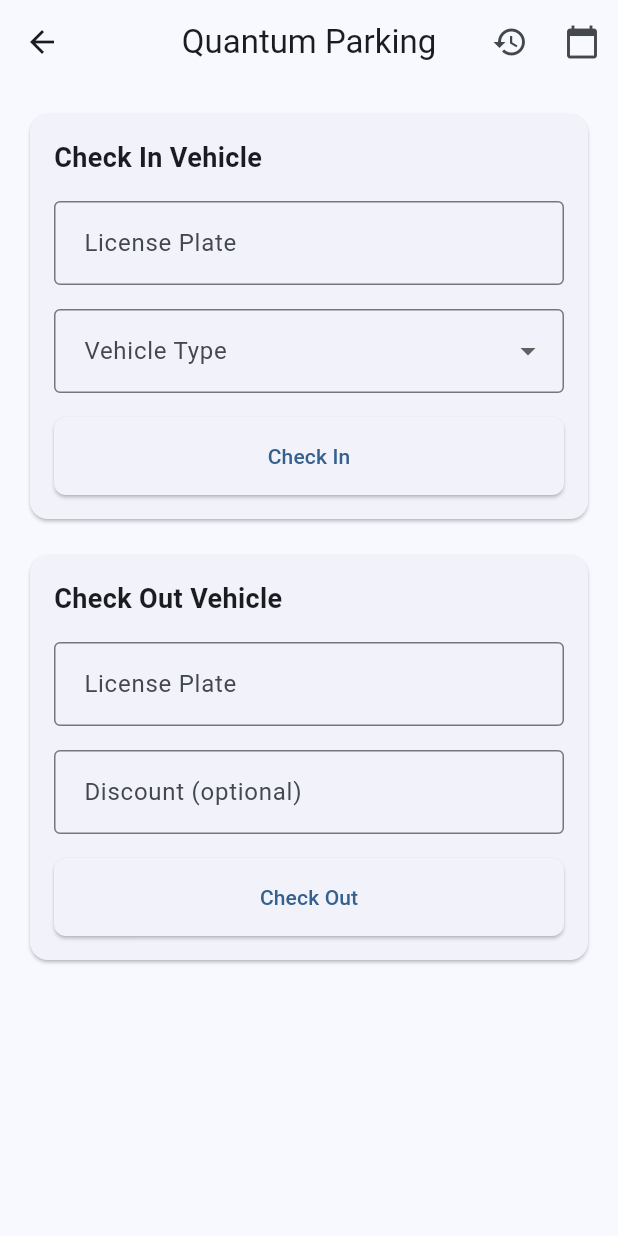
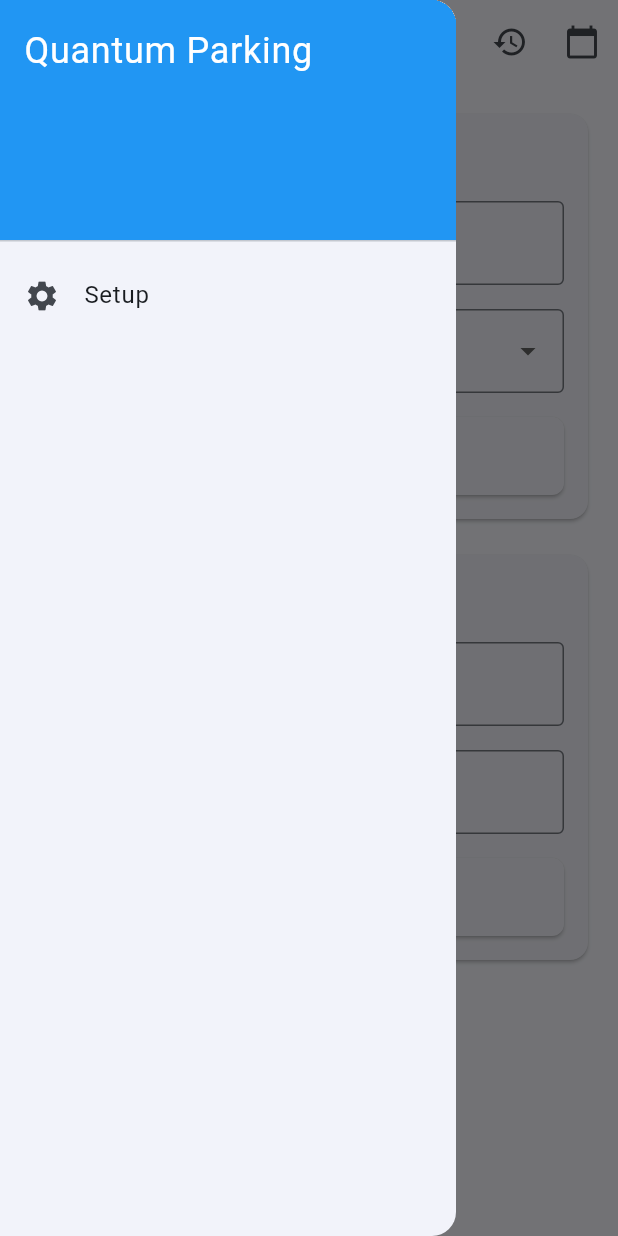
Before and after one commit to crisari666/parking_app, a Flutter app: the MainPage screen opened by its route, with the side drawer open (before the commit the screen has no drawer), on a phone screen of 412 x 824 dp. Run offline on Flutter 3.47's test engine with Material 3 defaults, Android fonts, the phone set to English and light mode, and no system bars; our stand-ins replace auto_route, equatable, flutter_bloc, get_it, hive, hive_flutter and 1 more; accounts and stored records are empty.

Commit message:
Implement setup feature with local data storage and UI components; add setup page, form fields, and integrate Bloc for state management

```diff
--- a/lib/features/main/presentation/pages/main_page.dart
+++ b/lib/features/main/presentation/pages/main_page.dart
@@ -27,6 +27,33 @@ class MainPage extends StatelessWidget {
             },
           ),
         ],
+      ),
+      drawer: Drawer(
+        child: ListView(
+          padding: EdgeInsets.zero,
+          children: [
+            const DrawerHeader(
+              decoration: BoxDecoration(
+                color: Colors.blue,
+              ),
+              child: Text(
+                'Quantum Parking',
+                style: TextStyle(
+                  color: Colors.white,
+                  fontSize: 24,
+                ),
+              ),
+            ),
+            ListTile(
+              leading: const Icon(Icons.settings),
+              title: const Text('Setup'),
+              onTap: () {
+                AutoRouter.of(context).push(const SetupRoute());
+                Navigator.pop(context); // Close the drawer
+              },
+            ),
+          ],
+        ),
       ),
       body: BlocConsumer<MainBloc, MainState>(
         listener: (context, state) {
--- /dev/null
+++ b/lib/features/setup/data/datasources/setup_local_datasource.dart
@@ -0,0 +1,26 @@
+import 'package:hive/hive.dart';
+import '../models/business_setup_model.dart';
+
+abstract class SetupLocalDatasource {
+  Future<void> saveSetup(BusinessSetupModel setup);
+  Future<BusinessSetupModel?> getSetup();
+}
+
+class SetupLocalDatasourceImpl implements SetupLocalDatasource {
+  static const String boxName = 'setup_box';
+  static const String setupKey = 'business_setup';
+
+  final Box<BusinessSetupModel> box;
+
+  SetupLocalDatasourceImpl(this.box);
+
+  @override
+  Future<void> saveSetup(BusinessSetupModel setup) async {
+    await box.put(setupKey, setup);
+  }
+
+  @override
+  Future<BusinessSetupModel?> getSetup() async {
+    return box.get(setupKey);
+  }
+}
--- a/lib/features/setup/presentation/bloc/setup_bloc.dart
+++ b/lib/features/setup/presentation/bloc/setup_bloc.dart
@@ -1,69 +1,8 @@
 import 'package:equatable/equatable.dart';
 import 'package:flutter_bloc/flutter_bloc.dart';
-
-// Events
-abstract class SetupEvent extends Equatable {
-  const SetupEvent();
-
-  @override
-  List<Object> get props => [];
-}
-
-class BusinessNameChanged extends SetupEvent {
-  final String name;
-
-  const BusinessNameChanged(this.name);
-
-  @override
-  List<Object> get props => [name];
-}
-
-class BusinessBrandChanged extends SetupEvent {
-  final String brand;
-
-  const BusinessBrandChanged(this.brand);
-
-  @override
-  List<Object> get props => [brand];
-}
-
-class CarHourCostChanged extends SetupEvent {
-  final String cost;
-
-  const CarHourCostChanged(this.cost);
-
-  @override
-  List<Object> get props => [cost];
-}
-
-class MotorcycleHourCostChanged extends SetupEvent {
-  final String cost;
-
-  const MotorcycleHourCostChanged(this.cost);
-
-  @override
-  List<Object> get props => [cost];
-}
-
-class CarMonthlyCostChanged extends SetupEvent {
-  final String cost;
-
-  const CarMonthlyCostChanged(this.cost);
-
-  @override
-  List<Object> get props => [cost];
-}
-
-class MotorcycleMonthlyCostChanged extends SetupEvent {
-  final String cost;
-
-  const MotorcycleMonthlyCostChanged(this.cost);
-
-  @override
-  List<Object> get props => [cost];
-}
-
-class SetupSubmitted extends SetupEvent {}
+import '../../data/datasources/setup_local_datasource.dart';
+import '../../data/models/business_setup_model.dart';
+import 'setup_event.dart';
 
 // States
 abstract class SetupState extends Equatable {
@@ -77,7 +16,14 @@ class SetupInitial extends SetupState {}
 
 class SetupLoading extends SetupState {}
 
-class SetupSuccess extends SetupState {}
+class SetupSuccess extends SetupState {
+  final BusinessSetupModel? setup;
+
+  const SetupSuccess([this.setup]);
+
+  @override
+  List<Object> get props => [if (setup != null) setup!];
+}
 
 class SetupError extends SetupState {
   final String message;
@@ -90,30 +36,73 @@ class SetupError extends SetupState {
 
 // Bloc
 class SetupBloc extends Bloc<SetupEvent, SetupState> {
-  SetupBloc() : super(SetupInitial()) {
+  final SetupLocalDatasource localDatasource;
+  String _businessName = '';
+  String _businessBrand = '';
+  double _carHourCost = 0.0;
+  double _motorcycleHourCost = 0.0;
+  double _carMonthlyCost = 0.0;
+  double _motorcycleMonthlyCost = 0.0;
+
+  SetupBloc({required this.localDatasource}) : super(SetupInitial()) {
+    // Load initial data
+    on<SetupStarted>((event, emit) async {
+      emit(SetupLoading());
+      try {
+        final setup = await localDatasource.getSetup();
+        if (setup != null) {
+          _businessName = setup.businessName;
+          _businessBrand = setup.businessBrand;
+          _carHourCost = setup.carHourCost;
+          _motorcycleHourCost = setup.motorcycleHourCost;
+          _carMonthlyCost = setup.carMonthlyCost;
+          _motorcycleMonthlyCost = setup.motorcycleMonthlyCost;
+          emit(SetupSuccess(setup));
+        } else {
+          emit(SetupSuccess());
+        }
+      } catch (e) {
+        emit(SetupError(e.toString()));
+      }
+    });
+
     on<BusinessNameChanged>((event, emit) {
-      // Handle business name change
+      _businessName = event.name;
     });
+
     on<BusinessBrandChanged>((event, emit) {
-      // Handle business brand change
+      _businessBrand = event.brand;
     });
+
     on<CarHourCostChanged>((event, emit) {
-      // Handle car hour cost change
+      _carHourCost = double.tryParse(event.cost) ?? 0.0;
     });
+
     on<MotorcycleHourCostChanged>((event, emit) {
-      // Handle motorcycle hour cost change
+      _motorcycleHourCost = double.tryParse(event.cost) ?? 0.0;
     });
+
     on<CarMonthlyCostChanged>((event, emit) {
-      // Handle car monthly cost change
+      _carMonthlyCost = double.tryParse(event.cost) ?? 0.0;
     });
+
     on<MotorcycleMonthlyCostChanged>((event, emit) {
-      // Handle motorcycle monthly cost change
+      _motorcycleMonthlyCost = double.tryParse(event.cost) ?? 0.0;
     });
+
     on<SetupSubmitted>((event, emit) async {
       emit(SetupLoading());
       try {
-        // TODO: Implement setup save logic
-        emit(SetupSuccess());
+        final setup = BusinessSetupModel(
+          businessName: _businessName,
+          businessBrand: _businessBrand,
+          carHourCost: _carHourCost,
+          motorcycleHourCost: _motorcycleHourCost,
+          carMonthlyCost: _carMonthlyCost,
+          motorcycleMonthlyCost: _motorcycleMonthlyCost
+        );
+        await localDatasource.saveSetup(setup);
+        emit(SetupSuccess(setup));
       } catch (e) {
         emit(SetupError(e.toString()));
       }
--- /dev/null
+++ b/lib/features/setup/presentation/bloc/setup_event.dart
@@ -0,0 +1,66 @@
+import 'package:equatable/equatable.dart';
+
+abstract class SetupEvent extends Equatable {
+  const SetupEvent();
+
+  @override
+  List<Object> get props => [];
+}
+
+class SetupStarted extends SetupEvent {}
+
+class BusinessNameChanged extends SetupEvent {
+  final String name;
+
+  const BusinessNameChanged(this.name);
+
+  @override
+  List<Object> get props => [name];
+}
+
+class BusinessBrandChanged extends SetupEvent {
+  final String brand;
+
+  const BusinessBrandChanged(this.brand);
+
+  @override
+  List<Object> get props => [brand];
+}
+
+class CarHourCostChanged extends SetupEvent {
+  final String cost;
+
+  const CarHourCostChanged(this.cost);
+
+  @override
+  List<Object> get props => [cost];
+}
+
+class MotorcycleHourCostChanged extends SetupEvent {
+  final String cost;
+
+  const MotorcycleHourCostChanged(this.cost);
+
+  @override
+  List<Object> get props => [cost];
+}
+
+class CarMonthlyCostChanged extends SetupEvent {
+  final String cost;
+
+  const CarMonthlyCostChanged(this.cost);
+
+  @override
+  List<Object> get props => [cost];
+}
+
+class MotorcycleMonthlyCostChanged extends SetupEvent {
+  final String cost;
+
+  const MotorcycleMonthlyCostChanged(this.cost);
+
+  @override
+  List<Object> get props => [cost];
+}
+
+class SetupSubmitted extends SetupEvent {}
--- a/lib/main.dart
+++ b/lib/main.dart
@@ -1,27 +1,37 @@
 import 'package:flutter/material.dart';
 import 'package:flutter_bloc/flutter_bloc.dart';
 import 'package:hive_flutter/hive_flutter.dart';
-import 'package:quantum_parking_flutter/core/storage/hive_adapter.dart';
 import 'package:quantum_parking_flutter/core/theme/app_theme.dart';
 import 'package:quantum_parking_flutter/features/auth/presentation/bloc/auth_bloc.dart';
 import 'package:quantum_parking_flutter/features/closure/presentation/bloc/closure_bloc.dart';
 import 'package:quantum_parking_flutter/features/main/presentation/bloc/main_bloc.dart';
 import 'package:quantum_parking_flutter/features/records/presentation/bloc/records_bloc.dart';
+import 'package:quantum_parking_flutter/features/setup/data/datasources/setup_local_datasource.dart';
 import 'package:quantum_parking_flutter/features/setup/presentation/bloc/setup_bloc.dart';
 import 'package:quantum_parking_flutter/injection/injection.dart';
 import 'package:quantum_parking_flutter/routes/app_router.dart';
+import 'features/setup/data/models/business_setup_model.dart';
 
 void main() async {
   WidgetsFlutterBinding.ensureInitialized();
+
+  // Initialize Hive
   await Hive.initFlutter();
-  await HiveAdapter.registerAdapters();
-  await HiveAdapter.openBoxes();
+
+  // Register the adapter
+  Hive.registerAdapter(BusinessSetupModelAdapter());
+
+  // Open the box
+  final setupBox = await Hive.openBox<BusinessSetupModel>('setup_box');
+
   await configureDependencies();
-  runApp(const MyApp());
+  runApp(MyApp(setupBox: setupBox));
 }
 
 class MyApp extends StatelessWidget {
-  const MyApp({super.key});
+  final Box<BusinessSetupModel>? setupBox;
+
+  const MyApp({super.key, required this.setupBox});
 
   @override
   Widget build(BuildContext context) {
@@ -30,7 +40,7 @@ class MyApp extends StatelessWidget {
     return MultiBlocProvider(
       providers: [
         BlocProvider(create: (_) => AuthBloc()),
-        BlocProvider(create: (_) => SetupBloc()),
+        BlocProvider(create: (_) => SetupBloc(localDatasource: SetupLocalDatasourceImpl(setupBox!))),
         BlocProvider(create: (_) => MainBloc()),
         BlocProvider(create: (_) => ClosureBloc()),
         BlocProvider(create: (_) => RecordsBloc()),
```
Also changed, not shown: lib/features/setup/presentation/pages/setup_page.dart (+49 -93 lines), lib/features/setup/presentation/widgets/business_brand_field.dart (added, +23 -0 lines), lib/features/setup/presentation/widgets/business_name_field.dart (added, +23 -0 lines), lib/features/setup/presentation/widgets/car_hour_cost_field.dart (added, +23 -0 lines), lib/features/setup/presentation/widgets/car_monthly_cost_field.dart (added, +23 -0 lines), lib/features/setup/presentation/widgets/motorcycle_hour_cost_field.dart (added, +23 -0 lines), lib/features/setup/presentation/widgets/motorcycle_monthly_cost_field.dart (added, +23 -0 lines), lib/features/setup/presentation/widgets/setup_submit_button.dart (added, +18 -0 lines), 1 other file.
